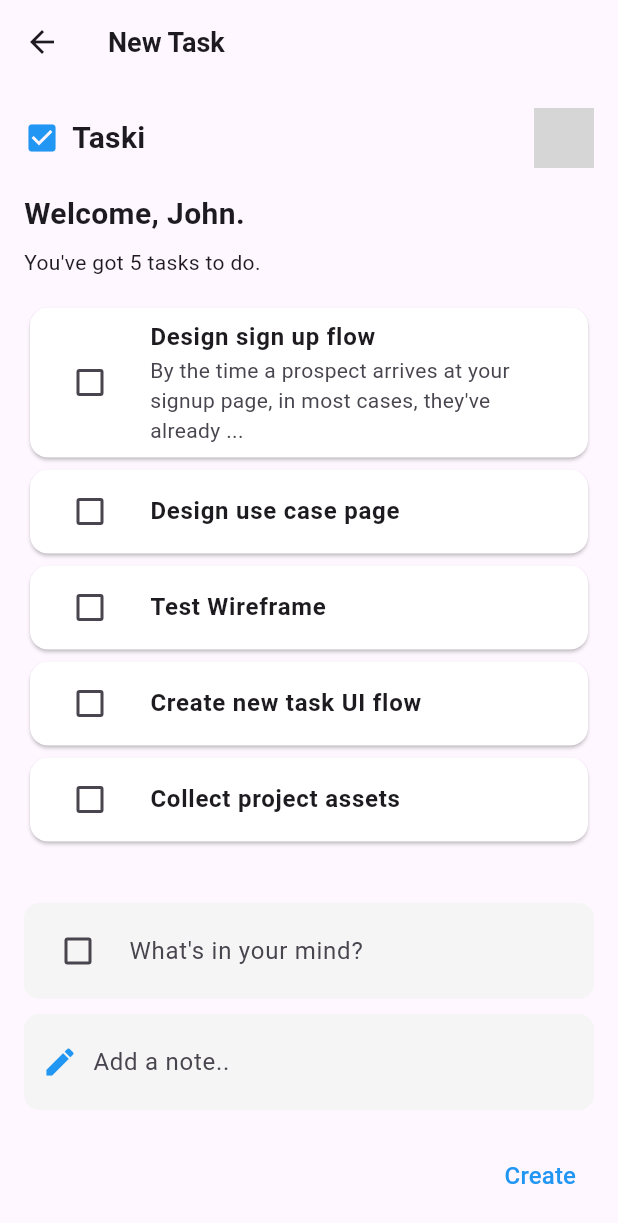
After one commit to yojiniW/to-do, a Flutter app: the Createnew screen opened directly, on a phone screen of 412 x 824 dp. The commit adds this screen. Shown: the top 1223 px of the screen. Run offline on Flutter 3.47's test engine with Material 3 defaults, Android fonts, the phone set to English and light mode, and no system bars; our stand-ins replace flutter_riverpod; network calls fail; grey boxes are pictures that could not be loaded.

Commit message:
third commit

```diff
--- /dev/null
+++ b/lib/presentation/screens/createNew.dart
@@ -0,0 +1,166 @@
+//add tasks to existing tasks
+import 'package:flutter/material.dart';
+import 'package:flutter_riverpod/flutter_riverpod.dart';
+import 'package:todo2/viewmodel/providers/taskProvider.dart';
+import 'package:todo2/models/task.dart';
+
+class Createnew extends ConsumerStatefulWidget {
+  @override
+  _Createnew createState() => _Createnew();
+}
+
+class _Createnew extends ConsumerState<Createnew> {
+  final TextEditingController _titleController = TextEditingController();
+  final TextEditingController _noteController = TextEditingController();
+
+  void _addTask() {
+    final title = _titleController.text.trim();
+    final note = _noteController.text.trim();
+
+    if (title.isNotEmpty) {
+      final newTask = Task(title: title, description: note, isCompleted: false, date:);
+      ref.read(taskProvider.notifier).addTask(newTask);
+      Navigator.pop(context); // Close screen after adding task
+    }
+  }
+
+  @override
+  Widget build(BuildContext context) {
+    final tasks = ref.watch(taskProvider);
+
+    return Scaffold(
+      appBar: AppBar(
+        title: const Text(
+          "New Task",
+          style: TextStyle(fontSize: 18, fontWeight: FontWeight.bold),
+        ),
+      ),
+      body: Padding(
+        padding: const EdgeInsets.all(16.0),
+        child: Column(
+          crossAxisAlignment: CrossAxisAlignment.start,
+          children: [
+            // Header
+            const Row(
+              mainAxisAlignment: MainAxisAlignment.spaceBetween,
+              children: [
+                Row(
+                  children: [
+                    Icon(Icons.check_box, color: Colors.blue),
+                    SizedBox(width: 8),
+                    Text(
+                      "Taski",
+                      style: TextStyle(fontSize: 20, fontWeight: FontWeight.bold),
+                    ),
+                  ],
+                ),
+                CircleAvatar(
+                  backgroundImage: NetworkImage(''), // Profile image
+                ),
+              ],
+            ),
+            const SizedBox(height: 16),
+            const Text(
+              "Welcome, John.",
+              style: TextStyle(fontSize: 20, fontWeight: FontWeight.bold),
+            ),
+            const SizedBox(height: 8),
+            Text("You've got ${tasks.length} tasks to do."),
+            const SizedBox(height: 16),
+
+            // Recent Tasks (Preview)
+            Expanded(
+              child: ListView.builder(
+                itemCount: tasks.length,
+                itemBuilder: (context, index) {
+                  final task = tasks[index];
+                  return Card(
+                    color: task.isCompleted ? Colors.grey[200] : Colors.white,
+                    child: ListTile(
+                      leading: Checkbox(
+                        value: task.isCompleted,
+                        onChanged: (value) {
+                          ref.read(taskProvider.notifier).toggleTaskCompletion(index);
+                        },
+                      ),
+                      title: Text(
+                        task.title,
+                        style: TextStyle(
+                          fontWeight: FontWeight.bold,
+                          decoration: task.isCompleted ? TextDecoration.lineThrough : null,
+                        ),
+                      ),
+                      subtitle: task.description.isNotEmpty ? Text(task.description) : null,
+                    ),
+                  );
+                },
+              ),
+            ),
+
+            // New Task Input
+            Container(
+              padding: const EdgeInsets.symmetric(horizontal: 12, vertical: 8),
+              decoration: BoxDecoration(
+                borderRadius: BorderRadius.circular(10),
+                color: Colors.grey[100],
+              ),
+              child: Row(
+                children: [
+                  Checkbox(value: false, onChanged: (value) {}),
+                  const SizedBox(width: 10),
+                  Expanded(
+                    child: TextField(
+                      controller: _titleController,
+                      decoration: const InputDecoration(
+                        border: InputBorder.none,
+                        hintText: "What's in your mind?",
+                      ),
+                    ),
+                  ),
+                ],
+              ),
+            ),
+            const SizedBox(height: 10),
+
+            // Note Input
+            Container(
+              padding: const EdgeInsets.symmetric(horizontal: 12, vertical: 8),
+              decoration: BoxDecoration(
+                borderRadius: BorderRadius.circular(10),
+                color: Colors.grey[100],
+              ),
+              child: Row(
+                children: [
+                  const Icon(Icons.edit, color: Colors.blue),
+                  const SizedBox(width: 10),
+                  Expanded(
+                    child: TextField(
+                      controller: _noteController,
+                      decoration: const InputDecoration(
+                        border: InputBorder.none,
+                        hintText: "Add a note..",
+                      ),
+                    ),
+                  ),
+                ],
+              ),
+            ),
+            const SizedBox(height: 20),
+
+            // Create Button
+            Align(
+              alignment: Alignment.centerRight,
+              child: TextButton(
+                onPressed: _addTask,
+                child: const Text(
+                  "Create",
+                  style: TextStyle(color: Colors.blue, fontSize: 16),
+                ),
+              ),
+            ),
+          ],
+        ),
+      ),
+    );
+  }
+}
--- a/lib/viewmodel/providers/taskProvider.dart
+++ b/lib/viewmodel/providers/taskProvider.dart
@@ -5,14 +5,34 @@ final taskProvider =
     StateNotifierProvider<TaskNotifier, List<Task>>((ref) => TaskNotifier());
 
 class TaskNotifier extends StateNotifier<List<Task>> {
-  TaskNotifier() : super([
-    Task(title: "Design sign up flow", description: "By the time a prospect arrives at your signup page, in most cases, they've already ...", date: DateTime.now()),
-    Task(title: "Design use case page", description: "", date: DateTime.now().subtract(Duration(days: 1))),
-    Task(title: "Test Wireframe", description: "", date: DateTime.now().subtract(Duration(days: 1))),
-    Task(title: "Create new task UI flow", description: "", date: DateTime(2025, 10, 8)),
-    Task(title: "Collect project assets", description: "", date: DateTime(2025, 10, 8)),
-  ]);
+  TaskNotifier()
+      : super([
+          Task(
+              title: "Design sign up flow",
+              description:
+                  "By the time a prospect arrives at your signup page, in most cases, they've already ...",
+              date: DateTime.now()),
+          Task(
+              title: "Design use case page",
+              description: "",
+              date: DateTime.now().subtract(Duration(days: 1))),
+          Task(
+              title: "Test Wireframe",
+              description: "",
+              date: DateTime.now().subtract(Duration(days: 1))),
+          Task(
+              title: "Create new task UI flow",
+              description: "",
+              date: DateTime(2025, 10, 8)),
+          Task(
+              title: "Collect project assets",
+              description: "",
+              date: DateTime(2025, 10, 8)),
+        ]);
 
+  void addTask(Task task) {
+    state = [...state, task];
+  }
 
   void toggleTaskCompletion(int index) {
     state = [
@@ -27,4 +47,13 @@ class TaskNotifier extends StateNotifier<List<Task>> {
           state[i]
     ];
   }
+
+  void removeTask(int index) {
+    state = state.asMap().entries.where((entry) => entry.key != index).map((entry) => entry.value).toList();
+  }
+
+
+  void clearCompletedTasks() {
+    state = state.where((task) => !task.isCompleted).toList();
+  }
 }
```
Also changed, not shown: lib/presentation/screens/completetask.dart (+100 -0 lines), lib/presentation/screens/home.dart (+56 -21 lines).
